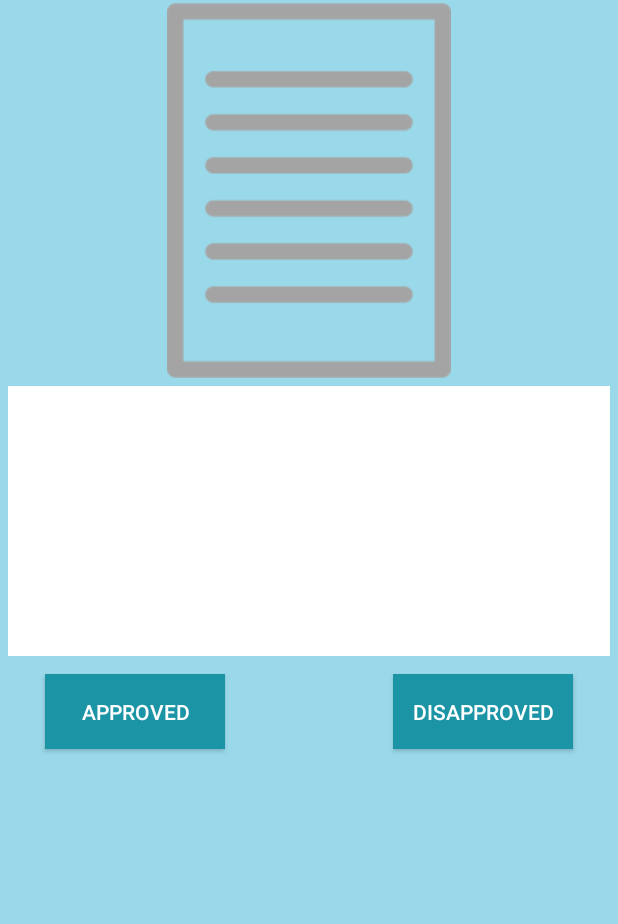
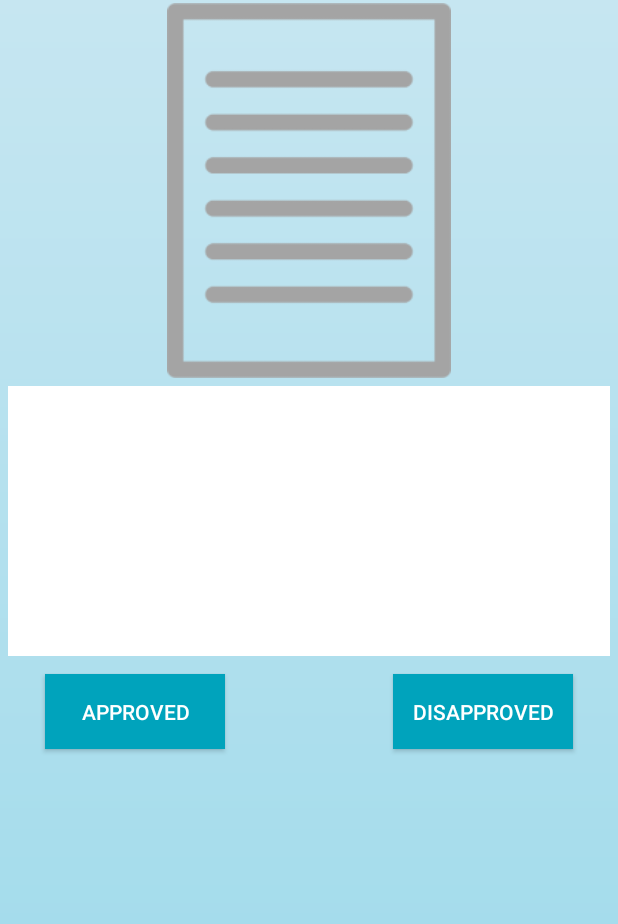
Before and after one commit to imranjaffri/electronic-event-approval, an Android app: the ReceivedActivity screen opened directly, with no data from a screen before it, on a phone screen of 412 x 824 dp. Shown: the top 924 px of the screen. Run offline under Robolectric (Android 15) with nearby library versions, the phone set to English and light mode, and no system bars; network calls fail.

Commit message:
applying button clicking states..

```diff
--- a/app/build.gradle
+++ b/app/build.gradle
@@ -24,7 +24,9 @@ dependencies {
     androidTestCompile('com.android.support.test.espresso:espresso-core:2.2.2', {
         exclude group: 'com.android.support', module: 'support-annotations'
     })
-    compile 'com.android.support:appcompat-v7:25.3.0'
+    compile 'com.android.support:appcompat-v7:25.2.0'
+    compile 'com.android.support:support-v4:25.2.0'
+    compile 'com.android.support:design:25.2.0'
     compile 'com.android.support.constraint:constraint-layout:1.0.0-alpha9'
     compile 'com.intuit.sdp:sdp-android:1.0.4'
     compile 'com.android.volley:volley:1.0.0'
--- /dev/null
+++ b/app/src/main/res/drawable-v21/button_states.xml
@@ -0,0 +1,4 @@
+<ripple xmlns:android="http://schemas.android.com/apk/res/android"
+    android:color="@color/colorPrimaryDark">
+    <item android:drawable="@drawable/button_normal_state"/>
+</ripple>
--- /dev/null
+++ b/app/src/main/res/drawable/background.xml
@@ -0,0 +1,10 @@
+<?xml version="1.0" encoding="utf-8"?>
+<shape xmlns:android="http://schemas.android.com/apk/res/android"
+    android:shape="rectangle">
+    <gradient
+        android:angle="-90"
+        android:endColor="@color/colorBackground"
+        android:startColor="#c6e6f1" />
+
+
+</shape>
--- /dev/null
+++ b/app/src/main/res/drawable/button_normal_state.xml
@@ -0,0 +1,17 @@
+<selector xmlns:android="http://schemas.android.com/apk/res/android">
+    <item>
+        <shape android:shape="rectangle">
+            <solid android:color="@color/colorPrimary" />
+
+
+
+
+
+            <stroke
+                android:width="2dp"
+                android:color="@color/colorPrimary"
+
+                />
+        </shape>
+    </item>
+</selector>
--- /dev/null
+++ b/app/src/main/res/drawable/button_pressed_state.xml
@@ -0,0 +1,13 @@
+<selector xmlns:android="http://schemas.android.com/apk/res/android">
+    <item>
+        <shape android:shape="rectangle">
+            <solid android:color="@color/colorPrimaryDark" />
+
+            <stroke
+                android:width="2dp"
+                android:color="@color/colorPrimaryDark"
+
+                />
+        </shape>
+    </item>
+</selector>
--- /dev/null
+++ b/app/src/main/res/drawable/button_states.xml
@@ -0,0 +1,6 @@
+<selector xmlns:android="http://schemas.android.com/apk/res/android">
+
+    <item android:drawable="@drawable/button_pressed_state" android:state_pressed="true"/>
+    <item android:drawable="@drawable/button_normal_state"/>
+
+</selector>
--- a/app/src/main/res/layout/activity_create_poll.xml
+++ b/app/src/main/res/layout/activity_create_poll.xml
@@ -4,7 +4,7 @@
     xmlns:tools="http://schemas.android.com/tools"
     android:layout_width="match_parent"
     android:layout_height="match_parent"
-    android:background="@color/colorBackground"
+    android:background="@drawable/background"
     android:orientation="vertical"
     tools:context="com.example.choudry.electroniceventapproval.CreatePollActivity">
 
@@ -68,7 +68,7 @@
         android:layout_marginRight="30dp"
         android:layout_marginStart="30dp"
         android:layout_marginTop="10dp"
-        android:background="@color/colorPrimaryDark"
+        android:background="@drawable/button_states"
         android:text="Done"
         android:textColor="@color/colorWhite"
 
--- a/app/src/main/res/layout/activity_event_approval.xml
+++ b/app/src/main/res/layout/activity_event_approval.xml
@@ -6,7 +6,7 @@
         xmlns:tools="http://schemas.android.com/tools"
         android:layout_width="match_parent"
         android:layout_height="match_parent"
-        android:background="@color/colorBackground"
+    android:background="@drawable/background"
         android:orientation="vertical"
         tools:context="com.example.choudry.electroniceventapproval.EventApprovalActivity">
 
@@ -80,7 +80,7 @@
             android:layout_gravity="center_horizontal"
             android:layout_marginBottom="10dp"
             android:layout_marginTop="10dp"
-            android:background="@color/colorPrimary"
+            android:background="@drawable/button_states"
             android:text="Submit"
             android:textColor="@color/colorWhite"
 
--- a/app/src/main/res/layout/activity_received.xml
+++ b/app/src/main/res/layout/activity_received.xml
@@ -4,7 +4,7 @@
     xmlns:tools="http://schemas.android.com/tools"
     android:layout_width="match_parent"
     android:layout_height="match_parent"
-    android:background="@color/colorBackground"
+    android:background="@drawable/background"
     android:orientation="vertical"
     tools:context="com.example.choudry.electroniceventapproval.ReceivedActivity">
 
@@ -43,7 +43,7 @@
             android:layout_height="50dp"
             android:layout_marginLeft="20dp"
             android:layout_marginTop="2dp"
-            android:background="@color/colorPrimaryDark"
+            android:background="@drawable/button_states"
             android:text="Approved"
             android:textColor="@color/colorWhite" />
 
@@ -54,7 +54,7 @@
             android:layout_marginBottom="5dp"
             android:layout_marginRight="20dp"
             android:layout_marginTop="2dp"
-            android:background="@color/colorPrimaryDark"
+            android:background="@drawable/button_states"
             android:text="Disapproved"
             android:textColor="@color/colorWhite" />
 
--- a/app/src/main/res/layout/activity_result.xml
+++ b/app/src/main/res/layout/activity_result.xml
@@ -4,7 +4,7 @@
     xmlns:tools="http://schemas.android.com/tools"
     android:layout_width="match_parent"
     android:layout_height="match_parent"
-    android:background="@color/colorBackground"
+    android:background="@drawable/background"
     tools:context="com.example.choudry.electroniceventapproval.ResultActivity">
 
 
--- a/app/src/main/res/layout/activity_sign_in.xml
+++ b/app/src/main/res/layout/activity_sign_in.xml
@@ -4,7 +4,7 @@
     xmlns:tools="http://schemas.android.com/tools"
     android:layout_width="match_parent"
     android:layout_height="match_parent"
-    android:background="@color/colorBackground"
+    android:background="@drawable/background"
     tools:context="com.example.choudry.electroniceventapproval.LoginActivity">
 
 
@@ -52,7 +52,7 @@
             android:layout_height="wrap_content"
             android:layout_centerHorizontal="true"
             android:layout_marginTop="10dp"
-            android:background="@color/colorPrimary"
+            android:background="@drawable/button_states"
             android:shadowColor="@color/colorPrimaryDark"
             android:text="Login"
             android:textColor="@color/colorWhite" />
--- a/app/src/main/res/layout/activity_threecategory.xml
+++ b/app/src/main/res/layout/activity_threecategory.xml
@@ -4,7 +4,7 @@
     xmlns:tools="http://schemas.android.com/tools"
     android:layout_width="match_parent"
     android:layout_height="match_parent"
-    android:background="@color/colorBackground"
+    android:background="@drawable/background"
     android:orientation="vertical"
     tools:context="com.example.choudry.electroniceventapproval.ThreecategoryActivity">
 
--- a/app/src/main/res/layout/activity_vote_cast.xml
+++ b/app/src/main/res/layout/activity_vote_cast.xml
@@ -4,7 +4,7 @@
     xmlns:tools="http://schemas.android.com/tools"
     android:layout_width="fill_parent"
     android:layout_height="fill_parent"
-    android:background="@color/colorBackground"
+    android:background="@drawable/background"
     android:orientation="vertical"
     tools:context="com.example.choudry.electroniceventapproval.VoteCastActivity">
 
@@ -68,7 +68,7 @@
         android:layout_height="wrap_content"
         android:layout_gravity="center_horizontal"
         android:layout_marginTop="30dp"
-        android:background="@color/colorPrimaryDark"
+        android:background="@drawable/button_states"
         android:text="Cast Vote"
         android:textColor="@color/colorWhite" />
 
```
Also changed, not shown: app/src/main/res/layout/activity_register.xml (+5 -5 lines).
